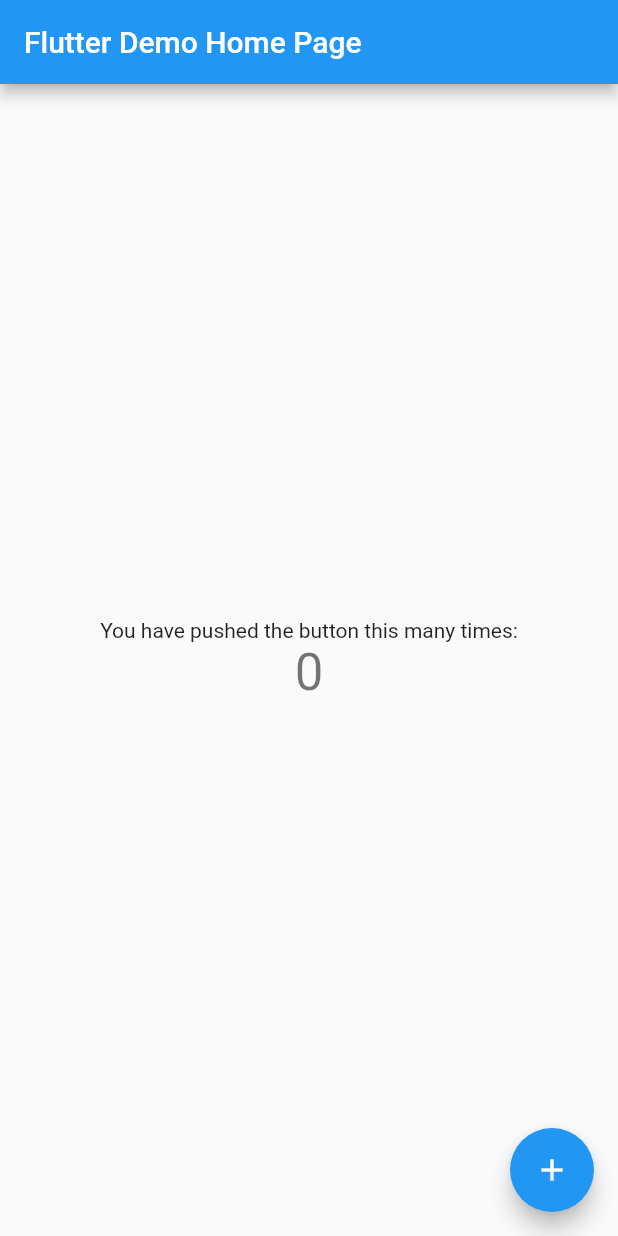
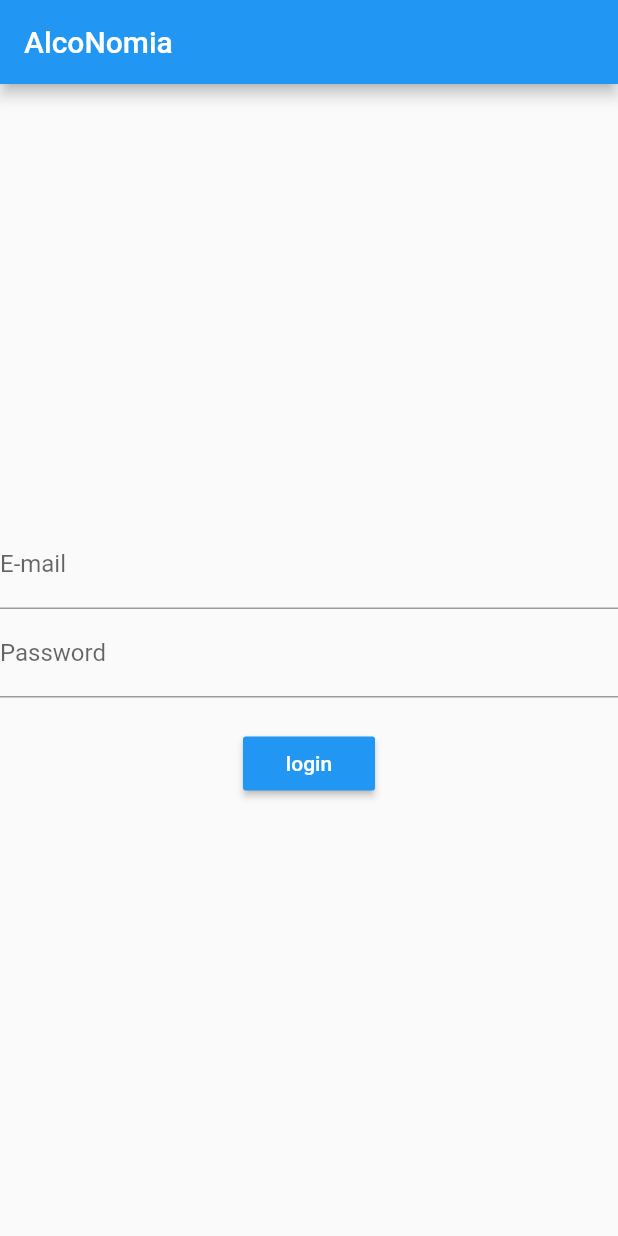
Before and after one commit to freakln/alconomia, a Flutter app: the screen it shows after launch, on a phone screen of 412 x 824 dp. Run offline on Flutter 3.47's test engine with Material 2 defaults, Android fonts, the phone set to English and light mode, and no system bars.

Commit message:
criação da tela de login

```diff
--- a/lib/main.dart
+++ b/lib/main.dart
@@ -7,54 +7,46 @@ class MyApp extends StatelessWidget {
   @override
   Widget build(BuildContext context) {
     return MaterialApp(
-      title: 'Flutter Demo',
+      title: 'Alconomia',
       theme: ThemeData(
-        // This is the theme of your application.
-        //
-        // Try running your application with "flutter run". You'll see the
-        // application has a blue toolbar. Then, without quitting the app, try
-        // changing the primarySwatch below to Colors.green and then invoke
-        // "hot reload" (press "r" in the console where you ran "flutter run",
-        // or simply save your changes to "hot reload" in a Flutter IDE).
-        // Notice that the counter didn't reset back to zero; the application
-        // is not restarted.
         primarySwatch: Colors.blue,
       ),
-      home: MyHomePage(title: 'Flutter Demo Home Page'),
+      home: LoginHomePage(title: 'AlcoNomia'),
     );
   }
 }
 
-class MyHomePage extends StatefulWidget {
-  MyHomePage({Key key, this.title}) : super(key: key);
-
-  // This widget is the home page of your application. It is stateful, meaning
-  // that it has a State object (defined below) that contains fields that affect
-  // how it looks.
-
-  // This class is the configuration for the state. It holds the values (in this
-  // case the title) provided by the parent (in this case the App widget) and
-  // used by the build method of the State. Fields in a Widget subclass are
-  // always marked "final".
+class LoginHomePage extends StatefulWidget {
+  LoginHomePage({Key key, this.title}) : super(key: key);
 
   final String title;
 
   @override
-  _MyHomePageState createState() => _MyHomePageState();
+  _LoginHomePageState createState() => _LoginHomePageState();
 }
 
-class _MyHomePageState extends State<MyHomePage> {
-  int _counter = 0;
+class _LoginHomePageState extends State<LoginHomePage> {
+  final scaffoldKey = new GlobalKey<ScaffoldState>();
+  final formkey = new GlobalKey<FormState>();
 
-  void _incrementCounter() {
-    setState(() {
-      // This call to setState tells the Flutter framework that something has
-      // changed in this State, which causes it to rerun the build method below
-      // so that the display can reflect the updated values. If we changed
-      // _counter without calling setState(), then the build method would not be
-      // called again, and so nothing would appear to happen.
-      _counter++;
-    });
+  String email;
+  String password;
+
+  void _submit() {
+    final form = formkey.currentState;
+
+    if (form.validate()) {
+      form.save();
+
+      performLogin();
+    }
+  }
+
+  void performLogin() {
+    final snackbar = new SnackBar(
+      content: new Text("Email : $email, password : $password"),
+    );
+    scaffoldKey.currentState.showSnackBar(snackbar);
   }
 
   @override
@@ -74,38 +66,36 @@ class _MyHomePageState extends State<MyHomePage> {
       body: Center(
         // Center is a layout widget. It takes a single child and positions it
         // in the middle of the parent.
+        key: formkey,
         child: Column(
-          // Column is also layout widget. It takes a list of children and
-          // arranges them vertically. By default, it sizes itself to fit its
-          // children horizontally, and tries to be as tall as its parent.
-          //
-          // Invoke "debug painting" (press "p" in the console, choose the
-          // "Toggle Debug Paint" action from the Flutter Inspector in Android
-          // Studio, or the "Toggle Debug Paint" command in Visual Studio Code)
-          // to see the wireframe for each widget.
-          //
-          // Column has various properties to control how it sizes itself and
-          // how it positions its children. Here we use mainAxisAlignment to
-          // center the children vertically; the main axis here is the vertical
-          // axis because Columns are vertical (the cross axis would be
-          // horizontal).
           mainAxisAlignment: MainAxisAlignment.center,
           children: <Widget>[
-            Text(
-              'You have pushed the button this many times:',
+            new TextFormField(
+              decoration: new InputDecoration(labelText: "E-mail"),
+              validator: (val) => !val.contains('@') ? 'E-mail invalido' : null,
+              onSaved: (val) => email = val,
             ),
-            Text(
-              '$_counter',
-              style: Theme.of(context).textTheme.display1,
+            new TextFormField(
+              decoration: new InputDecoration(labelText: "Password"),
+              validator: (val) =>
+                  val.isEmpty ? 'A senha não pode ser vazia' : null,
+              onSaved: (val) => password = val,
             ),
+            new Padding(
+              padding: const EdgeInsets.only(top: 20.0),
+            ),
+            new RaisedButton(
+              child: new Text(
+                "login",
+                style: new TextStyle(color: Colors.white),
+              ),
+              color: Colors.blue,
+              onPressed: _submit,
+            )
           ],
         ),
       ),
-      floatingActionButton: FloatingActionButton(
-        onPressed: _incrementCounter,
-        tooltip: 'Increment',
-        child: Icon(Icons.add),
-      ), // This trailing comma makes auto-formatting nicer for build methods.
+      // This trailing comma makes auto-formatting nicer for build methods.
     );
   }
 }
```
